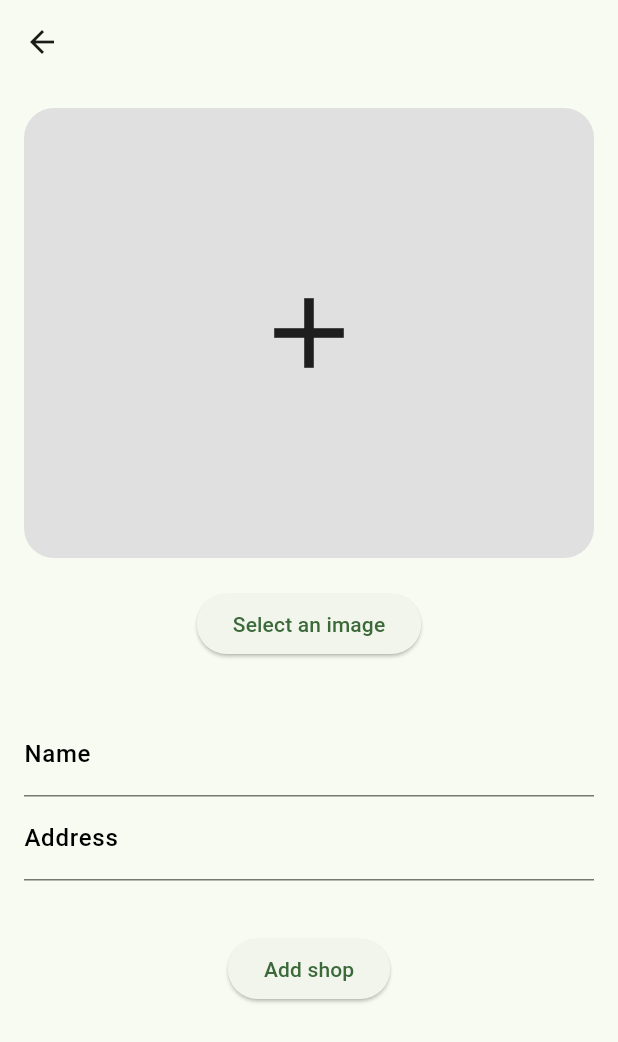
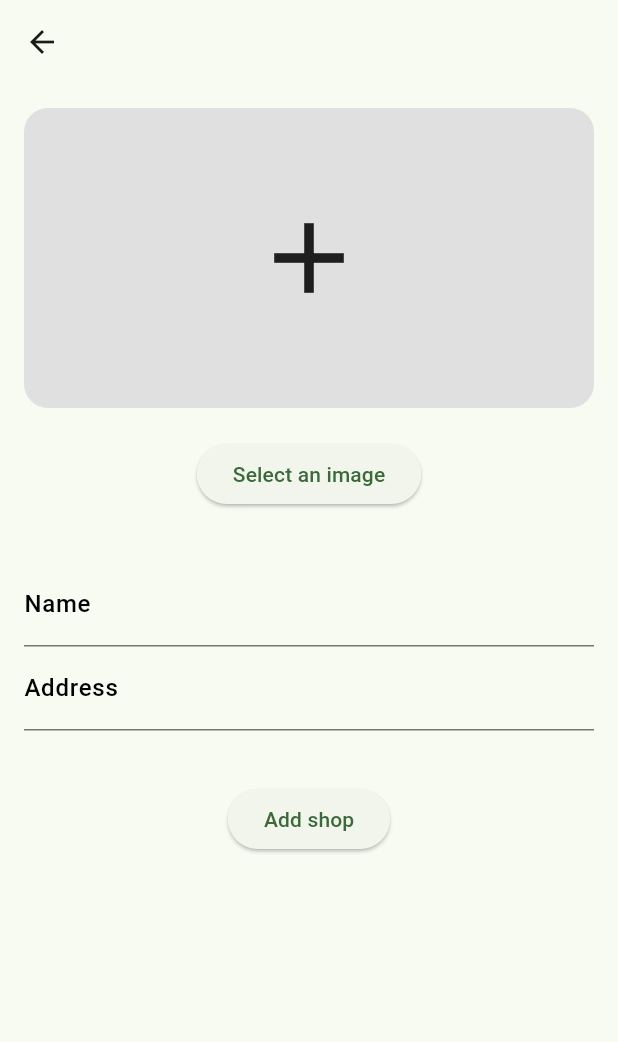
Before and after one commit to Nortontium/DoenerTop, a Flutter app: the screen it shows once a user with an empty profile is signed in, after a tap on "Add Shop", on a phone screen of 412 x 824 dp. Shown: the top 1042 px of the screen. Run offline on Flutter 3.47's test engine with Material 3 defaults, Android fonts, the phone set to English and light mode, and no system bars; our stand-ins replace cloud_firestore, firebase_auth, firebase_core, firebase_storage, flutter_svg, image_picker; missing offline and left inert: favorite_button; accounts and stored records are empty; Roboto replaces fonts that are missing (DelaGothicOne).

Commit message:
add shops functioning

```diff
--- a/lib/views/add_shop.dart
+++ b/lib/views/add_shop.dart
@@ -45,15 +45,14 @@ class _ShopCreateState extends State<ShopCreate> {
             children: [
               Container(
                   clipBehavior: Clip.antiAlias,
-                  alignment: Alignment.center,
-                  width: double.infinity,
-                  height: 300,
+                  width: MediaQuery.of(context).size.width * 0.95,
+                  height: 200,
                   decoration: BoxDecoration(
                     color: Colors.grey[300],
-                    borderRadius: const BorderRadius.all(Radius.circular(20)),
+                    borderRadius: const BorderRadius.all(Radius.circular(16)),
                   ),
                   child: _image != null
-                      ? Image.file(_image!, fit: BoxFit.cover)
+                      ? Image.file(_image!, fit: BoxFit.cover, width: MediaQuery.of(context).size.width * 0.95)
                       : const Icon(
                           Icons.add,
                           size: 80,
@@ -104,7 +103,7 @@ class _ShopCreateState extends State<ShopCreate> {
                   }
 
                   var uploadTask = storageRef.putFile(_image!);
-
+                  //TODO: loading ui
                   uploadTask.snapshotEvents.listen((TaskSnapshot taskSnapshot) {
                     switch (taskSnapshot.state) {
                       case TaskState.running:
@@ -131,6 +130,7 @@ class _ShopCreateState extends State<ShopCreate> {
                           'favorites': [],
                           'image': "images/${name.replaceAll(" ", "_")}.jpg",
                         });
+
                         BrowseController.notifyBrowseChanged();
                         FavoritesController.notifyFavoritesChanged();
 
--- a/lib/views/home.dart
+++ b/lib/views/home.dart
@@ -159,6 +159,14 @@ class _BrowseState extends State<Browse> {
       FirebaseFirestore.instance.collection('doenershops').snapshots();
 
   @override
+  void initState() {
+    super.initState();
+    BrowseController.stream.listen((bool _) {
+      setState(() {});
+    });
+  }
+
+  @override
   Widget build(BuildContext context) {
     return StreamBuilder<QuerySnapshot>(
       stream: _shopsStream,
@@ -220,7 +228,7 @@ class _FavouritesState extends State<Favourites> {
   @override
   void initState() {
     super.initState();
-    BrowseController.stream.listen((bool _) {
+    FavoritesController.stream.listen((bool _) {
       setState(() {});
     });
   }
@@ -456,7 +464,7 @@ class _ShopCardState extends State<ShopCard> {
           final progress = 100.0 *
               (taskSnapshot.bytesTransferred /
                   taskSnapshot.totalBytes);
-          print("Download is $progress% complete.");
+          //print("Download is $progress% complete.");
           break;
         case TaskState.paused:
           print("Download is paused.");
```
